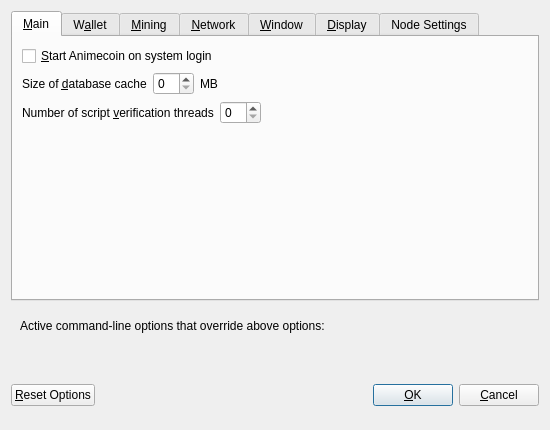
Old version of the form src/qt/forms/optionsdialog.ui in the repository Animecointeam/Animecoin.
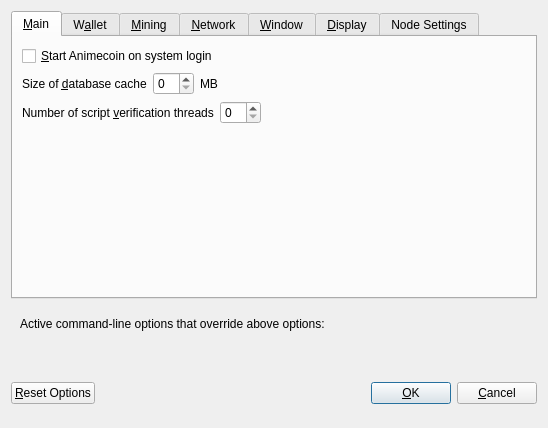
New version of the form. Custom widgets are drawn as their Qt base class.

What changed in the file:
```diff
--- a/src/qt/forms/optionsdialog.ui
+++ b/src/qt/forms/optionsdialog.ui
@@ -6,8 +6,8 @@
    <rect>
     <x>0</x>
     <y>0</y>
-    <width>550</width>
-    <height>430</height>
+    <width>548</width>
+    <height>428</height>
    </rect>
   </property>
   <property name="windowTitle">
```
